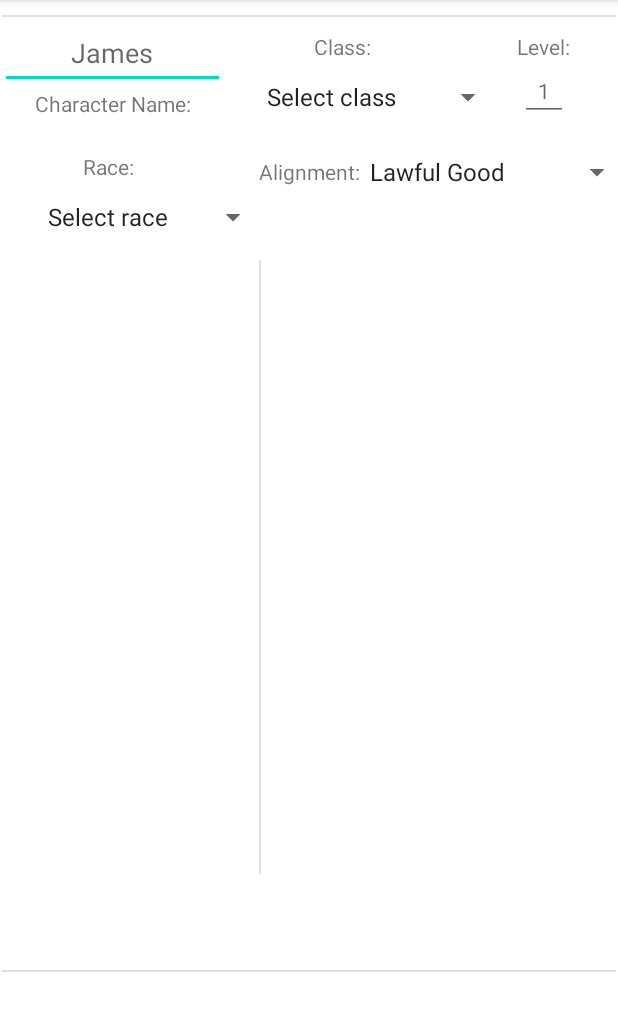
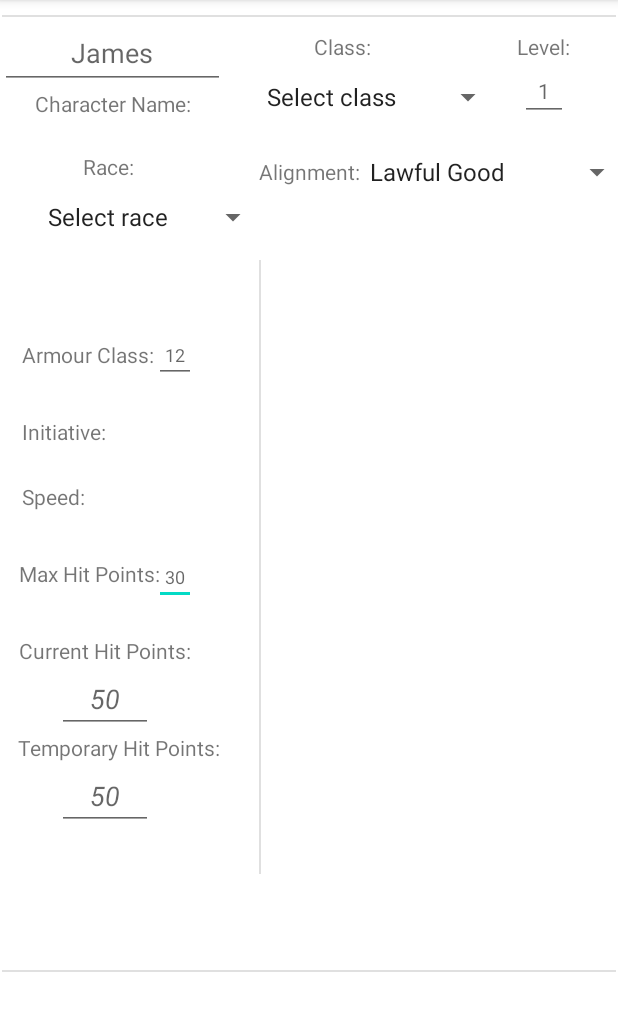
Before and after one commit to Kelsoadam/Final-Year-Project, an Android app: the MainActivity screen opened directly, with no data from a screen before it, on a phone screen of 412 x 824 dp, the part 84-1115 px from its top. Run offline under Robolectric (Android 15) with nearby library versions, the phone set to English and light mode, and no system bars.

Commit message:
Added most of layout for left side, needs display for initiative and speed

```diff
--- a/Mobile App/ProjectApp/app/src/main/res/layout/activity_main.xml
+++ b/Mobile App/ProjectApp/app/src/main/res/layout/activity_main.xml
@@ -5,6 +5,22 @@
     android:layout_width="match_parent"
     android:layout_height="match_parent"
     tools:context=".MainActivity">
+
+    <EditText
+        android:id="@+id/editTextMaxHP"
+        android:layout_width="wrap_content"
+        android:layout_height="wrap_content"
+        android:ems="2"
+        android:hint="30"
+        android:inputType="number"
+        android:textAlignment="center"
+        android:textSize="12sp"
+        app:layout_constraintBottom_toBottomOf="@+id/textMaxHP_head"
+        app:layout_constraintEnd_toEndOf="@+id/editTextAC"
+        app:layout_constraintStart_toEndOf="@+id/textMaxHP_head"
+        app:layout_constraintStart_toStartOf="@+id/editTextAC"
+        app:layout_constraintTop_toTopOf="@+id/textMaxHP_head"
+        app:layout_constraintVertical_bias="0.388" />
 
     <View
         android:id="@+id/dividerNavHeader"
@@ -163,7 +179,8 @@
         app:layout_constraintEnd_toEndOf="parent"
         app:layout_constraintStart_toStartOf="parent"
         app:layout_constraintTop_toTopOf="parent"
-        app:layout_constraintVertical_bias="1.0" />
+        app:layout_constraintVertical_bias="1.0"
+        tools:visibility="visible" />
 
     <View
         android:id="@+id/dividerHealth"
@@ -185,41 +202,72 @@
         android:id="@+id/textViewAC"
         android:layout_width="wrap_content"
         android:layout_height="wrap_content"
+        android:layout_marginStart="12dp"
+        android:layout_marginEnd="32dp"
         android:text="@string/ac_head"
-        tools:layout_editor_absoluteX="17dp"
-        tools:layout_editor_absoluteY="240dp" />
+        app:layout_constraintBottom_toTopOf="@+id/dividerStats"
+        app:layout_constraintEnd_toStartOf="@+id/dividerHealth"
+        app:layout_constraintHorizontal_bias="0.06"
+        app:layout_constraintStart_toStartOf="parent"
+        app:layout_constraintTop_toBottomOf="@+id/dividerNavHeader"
+        app:layout_constraintVertical_bias="0.35" />
 
     <TextView
         android:id="@+id/textViewInit"
         android:layout_width="wrap_content"
         android:layout_height="wrap_content"
+        android:layout_marginTop="32dp"
+        android:layout_marginEnd="32dp"
         android:text="@string/initiative_head"
-        tools:layout_editor_absoluteX="17dp"
-        tools:layout_editor_absoluteY="282dp" />
+        app:layout_constraintEnd_toStartOf="@+id/scrollView"
+        app:layout_constraintHorizontal_bias="0.0"
+        app:layout_constraintStart_toStartOf="@+id/textViewAC"
+        app:layout_constraintTop_toBottomOf="@+id/textViewAC" />
 
     <TextView
         android:id="@+id/textViewSpeed"
         android:layout_width="wrap_content"
         android:layout_height="wrap_content"
+        android:layout_marginTop="24dp"
         android:text="@string/speed_head"
-        tools:layout_editor_absoluteX="22dp"
-        tools:layout_editor_absoluteY="333dp" />
+        app:layout_constraintEnd_toEndOf="@+id/textViewInit"
+        app:layout_constraintHorizontal_bias="0.0"
+        app:layout_constraintStart_toStartOf="@+id/textViewInit"
+        app:layout_constraintTop_toBottomOf="@+id/textViewInit" />
+
+    <TextView
+        android:id="@+id/textMaxHP_head"
+        android:layout_width="wrap_content"
+        android:layout_height="wrap_content"
+        android:layout_marginTop="32dp"
+        android:text="@string/maxHP_head"
+        app:layout_constraintEnd_toEndOf="@+id/textViewSpeed"
+        app:layout_constraintHorizontal_bias="0.039"
+        app:layout_constraintStart_toStartOf="@+id/textViewSpeed"
+        app:layout_constraintTop_toBottomOf="@+id/textViewSpeed" />
 
     <TextView
         android:id="@+id/textViewCurrHealth"
         android:layout_width="wrap_content"
         android:layout_height="wrap_content"
+        android:layout_marginTop="32dp"
         android:text="@string/currentHP_head"
-        tools:layout_editor_absoluteX="22dp"
-        tools:layout_editor_absoluteY="375dp" />
+        app:layout_constraintEnd_toEndOf="@+id/textMaxHP_head"
+        app:layout_constraintHorizontal_bias="0.0"
+        app:layout_constraintStart_toStartOf="@+id/textMaxHP_head"
+        app:layout_constraintTop_toBottomOf="@+id/textMaxHP_head" />
 
     <TextView
         android:id="@+id/textViewTempHealth"
         android:layout_width="wrap_content"
         android:layout_height="wrap_content"
         android:text="@string/tempHit_head"
-        tools:layout_editor_absoluteX="22dp"
-        tools:layout_editor_absoluteY="422dp" />
+        app:layout_constraintBottom_toBottomOf="parent"
+        app:layout_constraintEnd_toEndOf="@+id/textViewCurrHealth"
+        app:layout_constraintHorizontal_bias="0.045"
+        app:layout_constraintStart_toStartOf="@+id/textViewCurrHealth"
+        app:layout_constraintTop_toBottomOf="@+id/editTextCurrHP"
+        app:layout_constraintVertical_bias="0.0" />
 
     <TextView
         android:id="@+id/textStrHead"
@@ -288,5 +336,58 @@
             android:orientation="vertical" />
     </ScrollView>
 
+    <EditText
+        android:id="@+id/editTextAC"
+        android:layout_width="wrap_content"
+        android:layout_height="wrap_content"
+        android:ems="2"
+        android:hint="12"
+        android:inputType="number"
+        android:textAlignment="center"
+        android:textSize="12sp"
+        app:layout_constraintBottom_toBottomOf="@+id/textViewAC"
+        app:layout_constraintStart_toEndOf="@+id/textViewAC"
+        app:layout_constraintTop_toTopOf="@+id/textViewAC" />
+
+    <TextView
+        android:id="@+id/textSpeed_score"
+        android:layout_width="wrap_content"
+        android:layout_height="wrap_content"
+        app:layout_constraintBottom_toBottomOf="@+id/textViewSpeed"
+        app:layout_constraintEnd_toEndOf="@+id/editTextAC"
+        app:layout_constraintStart_toStartOf="@+id/editTextAC"
+        app:layout_constraintTop_toTopOf="@+id/textViewSpeed" />
+
+    <EditText
+        android:id="@+id/editTextCurrHP"
+        android:layout_width="wrap_content"
+        android:layout_height="wrap_content"
+        android:ems="3"
+        android:hint="50"
+        android:inputType="number"
+        android:textAlignment="center"
+        android:textStyle="italic"
+        app:layout_constraintBottom_toBottomOf="parent"
+        app:layout_constraintEnd_toEndOf="@+id/textViewCurrHealth"
+        app:layout_constraintStart_toStartOf="@+id/textViewCurrHealth"
+        app:layout_constraintTop_toBottomOf="@+id/textViewCurrHealth"
+        app:layout_constraintVertical_bias="0.0" />
+
+    <EditText
+        android:id="@+id/editTextTempHP"
+        android:layout_width="wrap_content"
+        android:layout_height="wrap_content"
+        android:ems="3"
+        android:hint="50"
+        android:inputType="number"
+        android:textAlignment="center"
+        android:textStyle="italic"
+        app:layout_constraintBottom_toBottomOf="parent"
+        app:layout_constraintEnd_toEndOf="@+id/editTextCurrHP"
+        app:layout_constraintHorizontal_bias="0.383"
+        app:layout_constraintStart_toStartOf="@+id/editTextCurrHP"
+        app:layout_constraintTop_toBottomOf="@+id/textViewTempHealth"
+        app:layout_constraintVertical_bias="0.0" />
+
 
 </androidx.constraintlayout.widget.ConstraintLayout>
--- a/Mobile App/ProjectApp/app/src/main/res/values/strings.xml
+++ b/Mobile App/ProjectApp/app/src/main/res/values/strings.xml
@@ -29,6 +29,7 @@
     <string name="int_head">Intelligence:</string>
     <string name="wis_head">Wisdom:</string>
     <string name="char_head">Charisma:</string>
+    <string name="maxHP_head">Max Hit Points:</string>
 
     <string-array name="races">
         <item>Select race</item>
```
